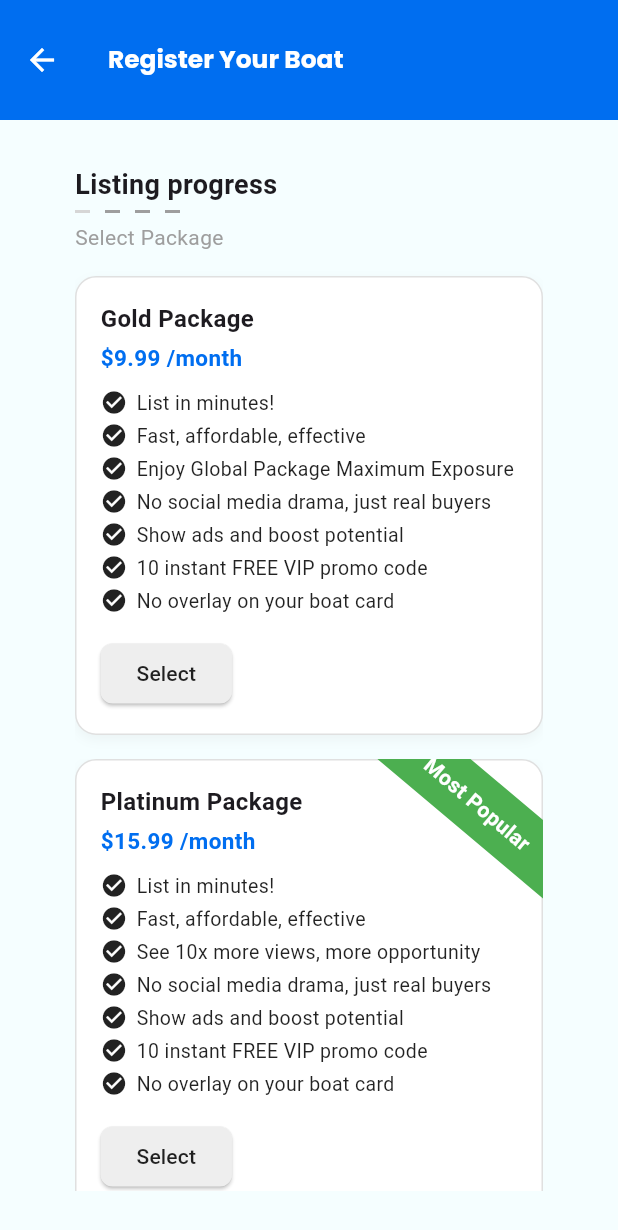
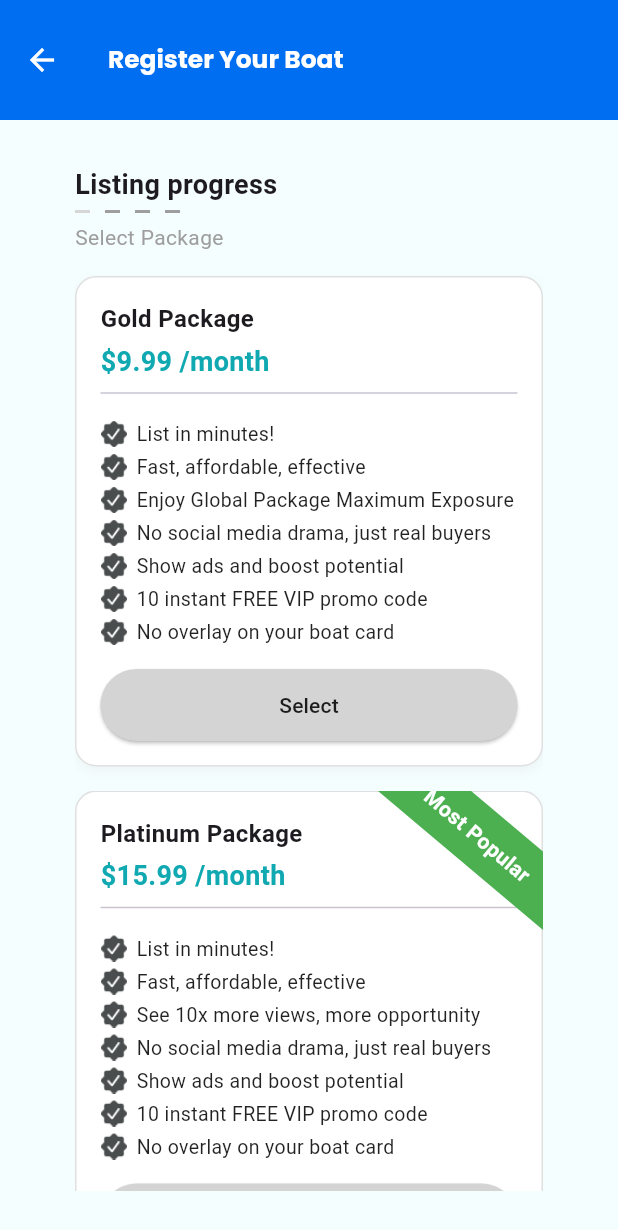
Before and after one commit to Dev-Ninjas-Backup/diaz1234567890, a Flutter app: the SellPackageScreen screen opened directly, on a phone screen of 412 x 824 dp. Shown: the top 1230 px of the screen. Run offline on Flutter 3.47's test engine with Material 3 defaults, Android fonts, the phone set to English and light mode, and no system bars; our stand-ins replace flutter_easyloading, flutter_screenutil, get, google_fonts.

Commit message:
register boat updated

```diff
--- a/lib/features/package/widgets/package_card.dart
+++ b/lib/features/package/widgets/package_card.dart
@@ -1,4 +1,6 @@
 import 'package:flutter/material.dart';
+
+import '../../../core/utils/constants/iconpath.dart';
 
 class PackageCard extends StatelessWidget {
   final String title;
@@ -55,11 +57,12 @@ class PackageCard extends StatelessWidget {
               Text(
                 price,
                 style: TextStyle(
-                  color: Color(0xFF006EF0),
-                  fontSize: 15,
+                  color: Color(0xFF10A8B1),
+                  fontSize: 18,
                   fontWeight: FontWeight.w600,
                 ),
               ),
+              Divider(),
               SizedBox(height: 10),
               for (var feature in features)
                 Padding(
@@ -67,12 +70,12 @@ class PackageCard extends StatelessWidget {
                   child: Row(
                     crossAxisAlignment: CrossAxisAlignment.start,
                     children: [
-                      Icon(Icons.check_circle, size: 18),
-                      SizedBox(width: 6),
+                      Image.asset(Iconpath.checkCircle, width: 18, height: 18),
+                      const SizedBox(width: 6),
                       Expanded(
                         child: Text(
                           feature,
-                          style: TextStyle(
+                          style: const TextStyle(
                             fontSize: 13,
                             color: Colors.black87,
                             height: 1.4,
@@ -83,18 +86,22 @@ class PackageCard extends StatelessWidget {
                   ),
                 ),
               SizedBox(height: 12),
-              ElevatedButton(
+              SizedBox(
+                width: double.infinity,
+                child: ElevatedButton(
                   onPressed: onTap,
                   style: ElevatedButton.styleFrom(
                     backgroundColor: isSelected
                         ? Color(0xFF006EF0)
-                      : Colors.grey[200],
+                        : const Color.fromARGB(255, 212, 212, 212),
                     foregroundColor: isSelected ? Colors.white : Colors.black87,
                     shape: RoundedRectangleBorder(
-                    borderRadius: BorderRadius.circular(8),
+                      borderRadius: BorderRadius.circular(40),
                     ),
+                    padding: EdgeInsets.symmetric(vertical: 14),
                   ),
                   child: Text(isSelected ? "Selected" : "Select"),
+                ),
               ),
             ],
           ),
```
Lines whose indentation alone changed are shown as unchanged.
